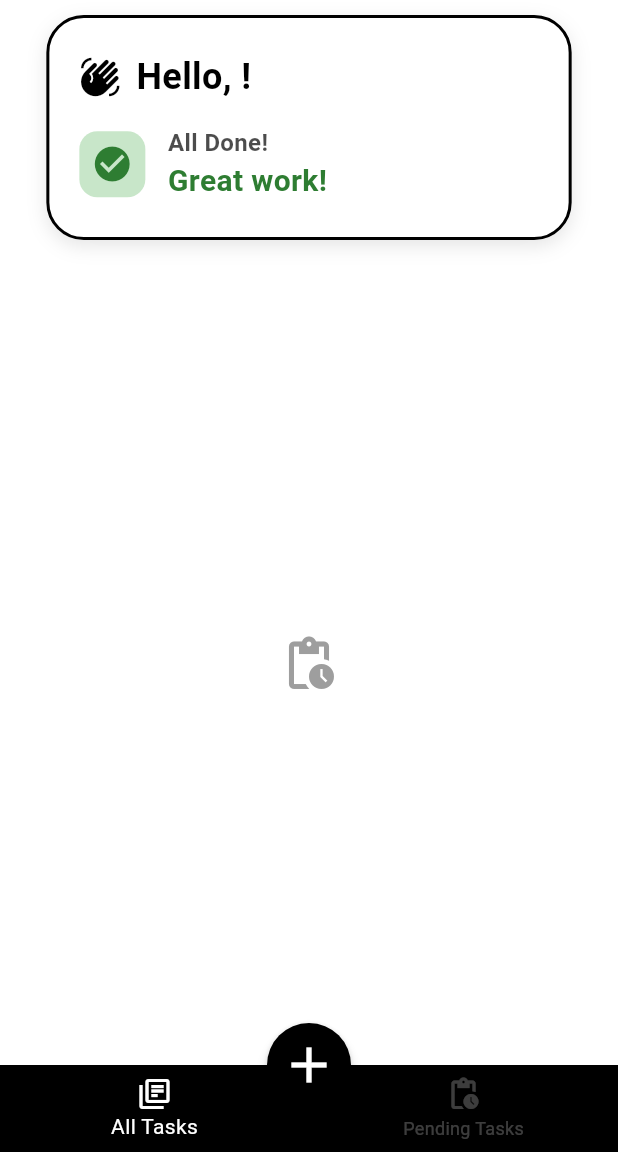
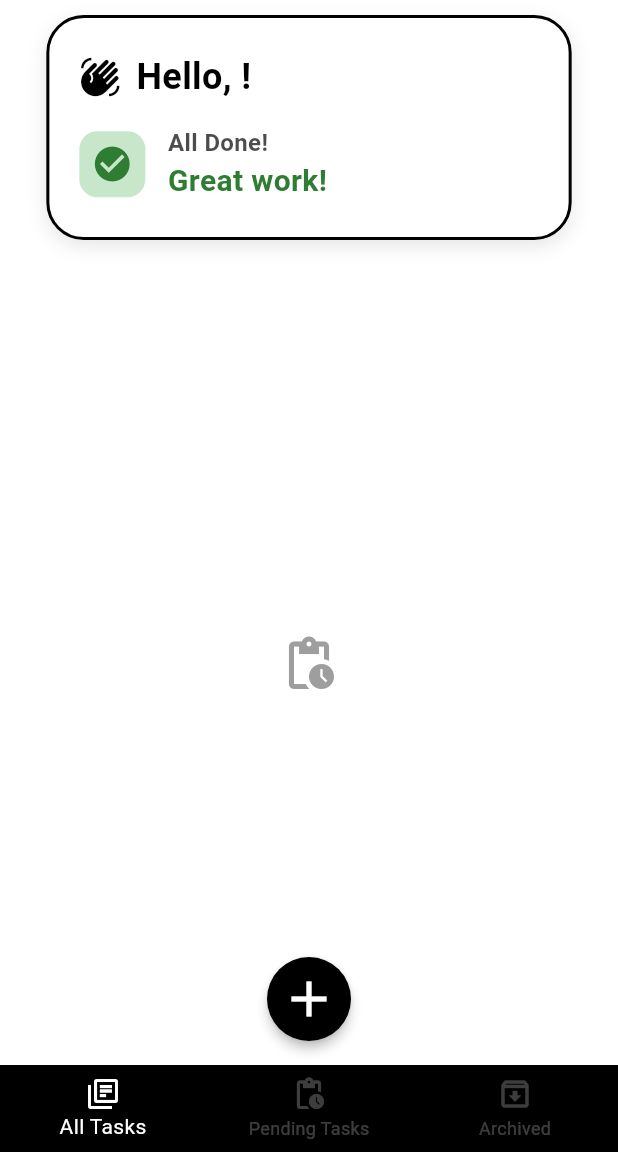
Before and after one commit to klarasameh1/TaskyApp, a Flutter app: the HomeScreen screen opened directly with empty values, on a phone screen of 412 x 824 dp, the part 84-1236 px from its top. Run offline on Flutter 3.47's test engine with Material 3 defaults, Android fonts, the light colour scheme and no system bars; our stand-ins replace sqflite; accounts and stored records are empty.

Commit message:
added archive page

```diff
--- a/lib/screens/allTasks.dart
+++ b/lib/screens/allTasks.dart
@@ -39,9 +39,11 @@ class AllTasks extends StatelessWidget {
 
   @override
   Widget build(BuildContext context) {
+    final tasksList = tasks.where((task) => task.status!=2).toList();
+
     return Padding(
       padding: const EdgeInsets.symmetric(horizontal: 30),
-      child: tasks.isEmpty
+      child: tasksList.isEmpty
           ? const Center(
         child: Icon(
           Icons.pending_actions,
@@ -50,9 +52,9 @@ class AllTasks extends StatelessWidget {
         ),
       )
           : ListView.builder(
-        itemCount: tasks.length,
+        itemCount: tasksList.length,
         itemBuilder: (context, i) {
-          final task = tasks[i];
+          final task = tasksList[i];
           return Padding(
             padding: const EdgeInsets.only(bottom: 10),
             child: TaskListTile(
--- a/lib/screens/home_screen.dart
+++ b/lib/screens/home_screen.dart
@@ -2,6 +2,7 @@ import 'package:flutter/material.dart';
 import '../dialogs/addDialog.dart';
 import '../widgets/stats_card.dart';
 import 'allTasks.dart';
+import 'archivedTasks.dart';
 import 'pendigTasks.dart';
 import '../database/helper/dp_helper.dart';
 import '../models/Task.dart';
@@ -89,19 +90,33 @@ class _HomeScreenState extends State<HomeScreen> {
           ),
           const SizedBox(height: 15),
           Expanded(
-            child: selectedItem == 0
-                ? AllTasks(
-              tasks: tasks,
-              refresh: _loadTasks,
-            )
-                : PendingTasks(
-              tasks: tasks,
-              refresh: _loadTasks,
+            child: Builder(
+              builder: (_) {
+                switch (selectedItem) {
+                  case 0:
+                    return AllTasks(
+                      tasks: tasks,
+                      refresh: _loadTasks,
+                    );
+                  case 1:
+                    return PendingTasks(
+                      tasks: tasks,
+                      refresh: _loadTasks,
+                    );
+                  case 2:
+                    return ArchivedTasks(
+                      tasks: tasks,
+                      refresh: _loadTasks,
+                    );
+                  default:
+                    return const SizedBox();
+                }
+              },
             ),
           )
         ],
       ),
-      floatingActionButtonLocation: FloatingActionButtonLocation.centerDocked,
+      floatingActionButtonLocation: FloatingActionButtonLocation.centerFloat,
       floatingActionButton: FloatingActionButton(
         onPressed: () => showAddDialog(context, _loadTasks),
         shape: const CircleBorder(),
@@ -129,6 +144,10 @@ class _HomeScreenState extends State<HomeScreen> {
               label: "Pending Tasks",
               icon: Icon(Icons.pending_actions_outlined),
             ),
+            BottomNavigationBarItem(
+              label: "Archived",
+              icon: Icon(Icons.archive_outlined),
+            ),
           ],
         ),
       ),
```
Also changed, not shown: lib/screens/archivedTasks.dart (added, +62 -0 lines).
